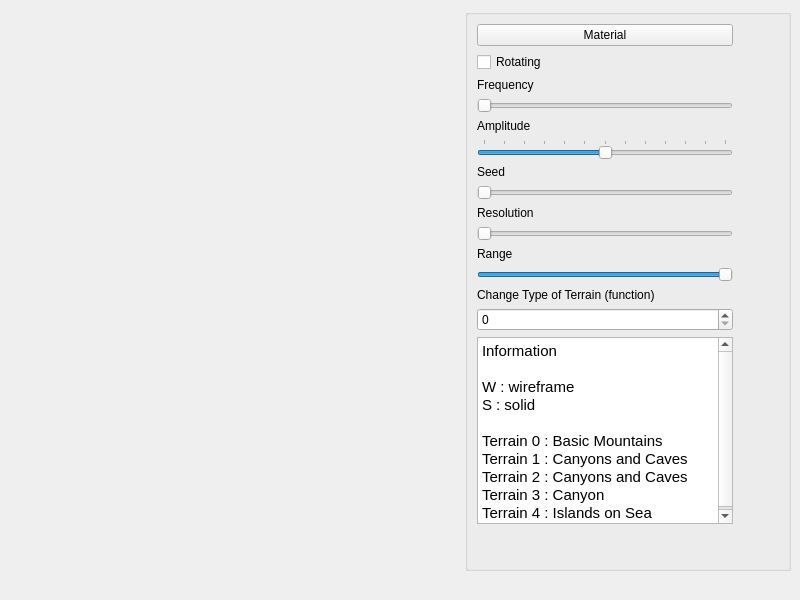
Before: the Qt Designer form demo/ui/mainwindow.ui in mshooter/terrain, drawn with Qt 5.
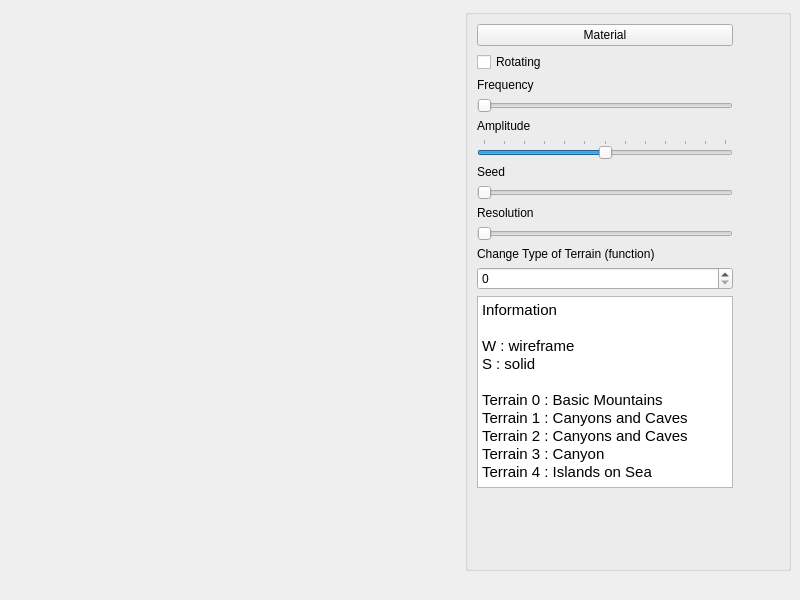
After: the same form once the commit is applied.

Diff of the .ui file:
```diff
--- a/demo/ui/mainwindow.ui
+++ b/demo/ui/mainwindow.ui
@@ -85,7 +85,20 @@
        <string/>
       </property>
       <layout class="QGridLayout" name="gridLayout_2">
-       <item row="15" column="1">
+       <item row="0" column="2" colspan="2">
+        <spacer name="horizontalSpacer_3">
+         <property name="orientation">
+          <enum>Qt::Horizontal</enum>
+         </property>
+         <property name="sizeHint" stdset="0">
+          <size>
+           <width>40</width>
+           <height>20</height>
+          </size>
+         </property>
+        </spacer>
+       </item>
+       <item row="13" column="1">
         <widget class="QTextBrowser" name="textBrowser">
          <property name="html">
           <string>&lt;!DOCTYPE HTML PUBLIC &quot;-//W3C//DTD HTML 4.0//EN&quot; &quot;http://www.w3.org/TR/REC-html40/strict.dtd&quot;&gt;
@@ -158,7 +171,7 @@
          </property>
         </widget>
        </item>
-       <item row="13" column="1">
+       <item row="11" column="1">
         <widget class="QSpinBox" name="terrain">
          <property name="maximum">
           <number>4</number>
@@ -233,7 +246,7 @@
          </property>
         </widget>
        </item>
-       <item row="16" column="1">
+       <item row="14" column="1">
         <spacer name="verticalSpacer">
          <property name="orientation">
           <enum>Qt::Vertical</enum>
@@ -246,41 +259,6 @@
          </property>
         </spacer>
        </item>
-       <item row="10" column="1">
-        <widget class="QLabel" name="label_5">
-         <property name="text">
-          <string>Range</string>
-         </property>
-        </widget>
-       </item>
-       <item row="11" column="1">
-        <widget class="QSlider" name="range">
-         <property name="minimum">
-          <number>2</number>
-         </property>
-         <property name="maximum">
-          <number>60</number>
-         </property>
-         <property name="singleStep">
-          <number>1</number>
-         </property>
-         <property name="sliderPosition">
-          <number>60</number>
-         </property>
-         <property name="tracking">
-          <bool>true</bool>
-         </property>
-         <property name="orientation">
-          <enum>Qt::Horizontal</enum>
-         </property>
-         <property name="invertedAppearance">
-          <bool>false</bool>
-         </property>
-         <property name="invertedControls">
-          <bool>false</bool>
-         </property>
-        </widget>
-       </item>
        <item row="0" column="1">
         <widget class="QPushButton" name="material">
          <property name="text">
@@ -288,7 +266,7 @@
          </property>
         </widget>
        </item>
-       <item row="12" column="1">
+       <item row="10" column="1">
         <widget class="QLabel" name="label_6">
          <property name="text">
           <string>Change Type of Terrain (function)</string>
```
Left out of the diff: 13 changed lines with no effect on the pictures.
